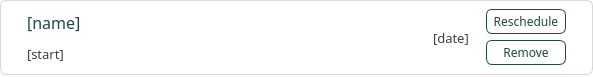
Qt form ui/item_appointments.ui (karlito20/AdoraFlowProject) before a commit.
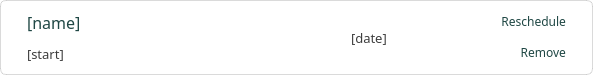
The same form after that commit.

```diff
--- a/ui/item_appointments.ui
+++ b/ui/item_appointments.ui
@@ -576,20 +576,7 @@
         </layout>
        </widget>
       </item>
-      <item>
-       <spacer name="horizontalSpacer">
-        <property name="orientation">
-         <enum>Qt::Orientation::Horizontal</enum>
-        </property>
-        <property name="sizeHint" stdset="0">
-         <size>
-          <width>40</width>
-          <height>20</height>
-         </size>
-        </property>
-       </spacer>
-      </item>
-      <item>
+      <item alignment="Qt::AlignmentFlag::AlignRight">
        <widget class="QLabel" name="date_label">
         <property name="font">
          <font>
@@ -608,7 +595,7 @@
       <item>
        <widget class="QWidget" name="date_container" native="true">
         <layout class="QVBoxLayout" name="verticalLayout_3">
-         <item>
+         <item alignment="Qt::AlignmentFlag::AlignRight">
           <widget class="QPushButton" name="resched_button">
            <property name="minimumSize">
             <size>
@@ -634,8 +621,9 @@
             <string notr="true">#resched_button {
 	background: white;
 	border-radius: 6px;
-	border: 1px solid #1F4744;
+	border: 0px;
 	color: #1F4744;
+	text-align: right;
 
 }
 
@@ -652,7 +640,7 @@
            </property>
           </widget>
          </item>
-         <item>
+         <item alignment="Qt::AlignmentFlag::AlignRight">
           <widget class="QPushButton" name="remove_button">
            <property name="minimumSize">
             <size>
@@ -672,8 +660,10 @@
             <string notr="true">#remove_button {
 	background: white;
 	border-radius: 6px;
-	border: 1px solid #1F4744;
+	border: 0px;
 	color: #1F4744;
+	text-align: right;
+
 
 }
 
```
Left out of the diff: 8 changed lines with no effect on the pictures.
